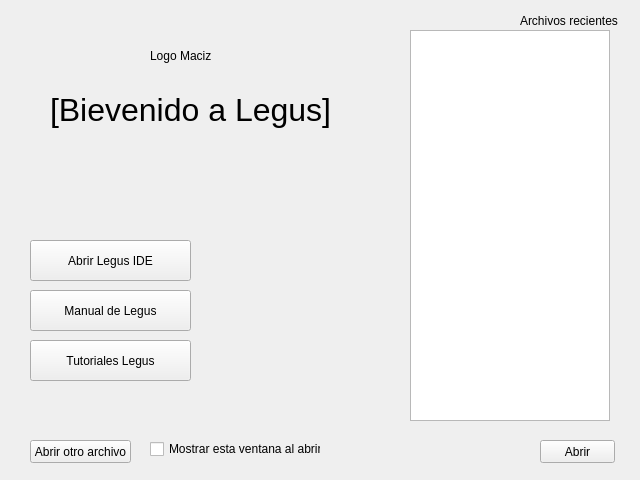
First picture: the form in Bienvenida.ui, repository ProyectoLegus/LegusIDE, before the edit.
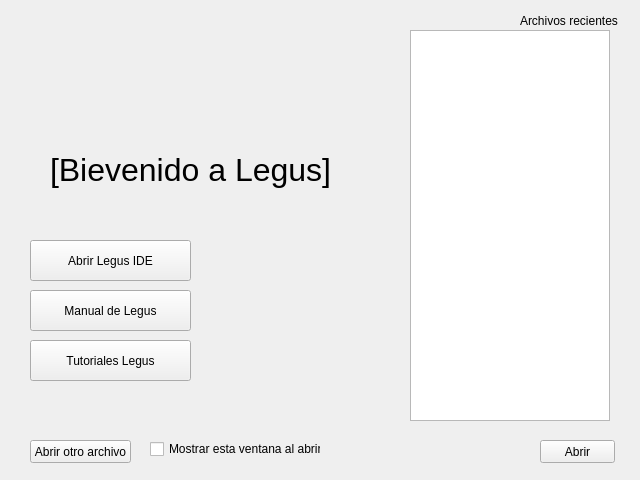
Second picture: the form after the edit. Icons and pictures are not drawn.

The edit to the form file:
```diff
--- a/Bienvenida.ui
+++ b/Bienvenida.ui
@@ -29,6 +29,9 @@
    <iconset resource="imagenes/iconos.qrc">
     <normaloff>:/logo.png</normaloff>:/logo.png</iconset>
   </property>
+  <property name="styleSheet">
+   <string notr="true"/>
+  </property>
   <widget class="QWidget" name="centralwidget">
    <widget class="QListWidget" name="listaArchivosRecientes">
     <property name="geometry">
@@ -102,7 +105,7 @@
     <property name="geometry">
      <rect>
       <x>50</x>
-      <y>90</y>
+      <y>150</y>
       <width>291</width>
       <height>41</height>
      </rect>
@@ -144,14 +147,20 @@
    <widget class="QLabel" name="label_3">
     <property name="geometry">
      <rect>
-      <x>150</x>
+      <x>130</x>
       <y>30</y>
-      <width>61</width>
-      <height>51</height>
+      <width>111</width>
+      <height>111</height>
      </rect>
     </property>
     <property name="text">
-     <string>Logo Macizo</string>
+     <string/>
+    </property>
+    <property name="pixmap">
+     <pixmap resource="imagenes/iconos.qrc">:/logo.png</pixmap>
+    </property>
+    <property name="scaledContents">
+     <bool>true</bool>
     </property>
    </widget>
    <widget class="QCheckBox" name="chkAbrirVentana">
```
